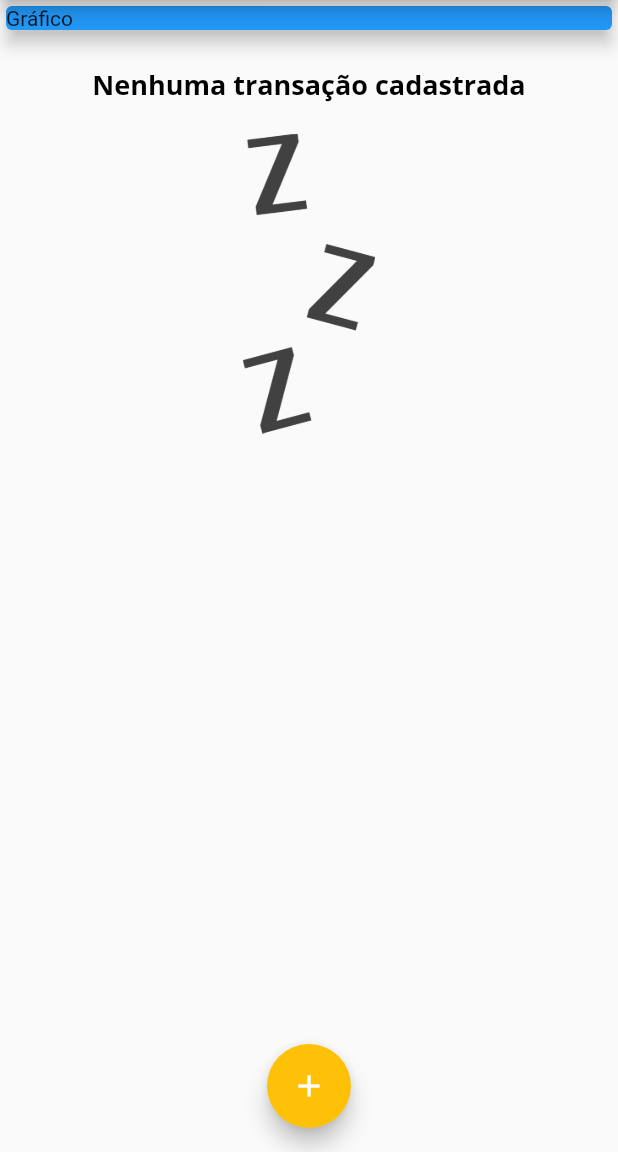
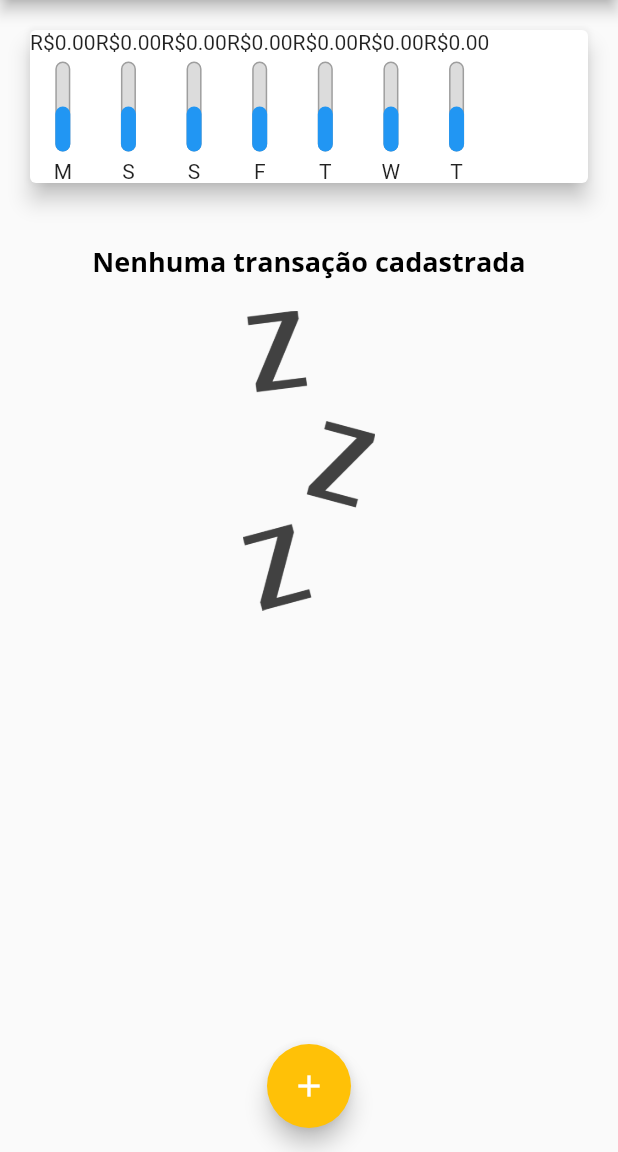
Before and after one commit to julianojstavares/flutter_expenses_app, a Flutter app: the screen it shows after launch, on a phone screen of 412 x 824 dp, the part 84-1236 px from its top. Run offline on Flutter 3.47's test engine with Material 2 defaults, Android fonts, the phone set to English and light mode, and no system bars; Roboto replaces fonts that are missing (Quicksans).

Commit message:
Section 4, class 123

```diff
--- /dev/null
+++ b/lib/components/chart.dart
@@ -0,0 +1,52 @@
+import 'package:expenses_app/components/chart_bar.dart';
+import 'package:expenses_app/models/transaction.dart';
+import 'package:flutter/material.dart';
+import 'package:intl/date_symbol_data_file.dart';
+import 'package:intl/intl.dart';
+
+class Chart extends StatelessWidget {
+  final List<Transaction> recentTransaction;
+
+  const Chart({super.key, required this.recentTransaction});
+
+  List<Map<String, Object>> get groupedTransactions {
+    return List.generate(7, (index) {
+      final weekDay = DateTime.now().subtract(Duration(days: index));
+
+      double totalSum = 0.0;
+
+      for (int i = 0; i < recentTransaction.length; i++) {
+        bool sameDay = recentTransaction[i].date.day == weekDay.day;
+        bool sameMonth = recentTransaction[i].date.month == weekDay.month;
+        bool sameYear = recentTransaction[i].date.year == weekDay.year;
+
+        if (sameDay && sameMonth && sameYear) {
+          totalSum += recentTransaction[i].value;
+        }
+      }
+
+      return {
+        "day": DateFormat.E().format(weekDay)[0],
+        "value": totalSum,
+      };
+    });
+  }
+
+  @override
+  Widget build(BuildContext context) {
+    groupedTransactions;
+    return Card(
+      elevation: 6,
+      margin: const EdgeInsets.all(20),
+      child: Row(
+        children: groupedTransactions.map((t) {
+          return ChartBar(
+            label: t['day'].toString(),
+            value: double.tryParse(t['value'].toString()),
+            percentage: 0.5,
+          );
+        }).toList(),
+      ),
+    );
+  }
+}
--- /dev/null
+++ b/lib/components/chart_bar.dart
@@ -0,0 +1,53 @@
+import 'package:flutter/material.dart';
+
+class ChartBar extends StatelessWidget {
+  final String label;
+  final double? value;
+  final double percentage;
+  const ChartBar({
+    super.key,
+    required this.label,
+    required this.value,
+    required this.percentage,
+  });
+
+  @override
+  Widget build(BuildContext context) {
+    return Column(
+      children: [
+        Text("R\$${value!.toStringAsFixed(2)}"),
+        const SizedBox(height: 5),
+        SizedBox(
+          height: 60,
+          width: 10,
+          child: Stack(
+            alignment: Alignment.bottomCenter,
+            children: [
+              Container(
+                decoration: BoxDecoration(
+                  border: Border.all(
+                    color: Colors.grey,
+                    width: 1,
+                  ),
+                  color: const Color.fromRGBO(220, 220, 220, 1),
+                  borderRadius: BorderRadius.circular(5),
+                ),
+              ),
+              FractionallySizedBox(
+                heightFactor: percentage,
+                child: Container(
+                  decoration: BoxDecoration(
+                    color: Theme.of(context).primaryColor,
+                    borderRadius: BorderRadius.circular(5),
+                  ),
+                ),
+              )
+            ],
+          ),
+        ),
+        const SizedBox(height: 5),
+        Text(label),
+      ],
+    );
+  }
+}
--- a/lib/main.dart
+++ b/lib/main.dart
@@ -1,5 +1,6 @@
 import 'dart:math';
 
+import 'package:expenses_app/components/chart.dart';
 import 'package:expenses_app/components/transaction_form.dart';
 import 'package:flutter/material.dart';
 
@@ -67,6 +68,12 @@ class _MyHomePageState extends State<MyHomePage> {
     // ),
   ];
 
+  List<Transaction> get _recentTransactions {
+    return _transactions.where((t) {
+      return t.date.isAfter(DateTime.now().subtract(const Duration(days: 7)));
+    }).toList();
+  }
+
   _openTransactionFormModal(BuildContext context) {
     showModalBottomSheet(
       context: context,
@@ -108,14 +115,7 @@ class _MyHomePageState extends State<MyHomePage> {
         child: Column(
           crossAxisAlignment: CrossAxisAlignment.stretch,
           children: [
-            const SizedBox(
-              width: double.infinity,
-              child: Card(
-                color: Colors.blue,
-                elevation: 5,
-                child: Text("Gráfico"),
-              ),
-            ),
+            Chart(recentTransaction: _recentTransactions),
             TransactionList(transactions: _transactions),
           ],
         ),
```
